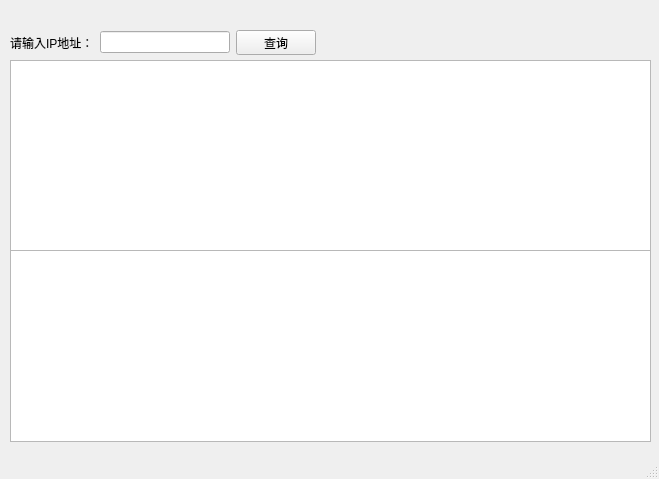
Old version of the form designer.ui in the repository hefeiqiuyu/python.
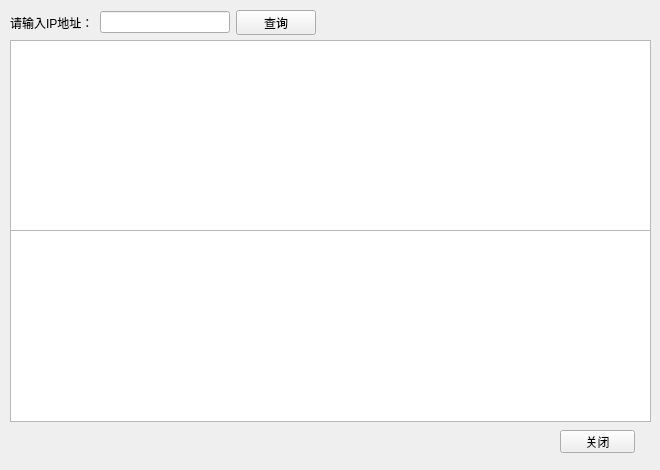
New version of the form.

Patch:
```diff
--- a/designer.ui
+++ b/designer.ui
@@ -6,10 +6,28 @@
    <rect>
     <x>0</x>
     <y>0</y>
-    <width>659</width>
-    <height>479</height>
+    <width>660</width>
+    <height>470</height>
    </rect>
   </property>
+  <property name="sizePolicy">
+   <sizepolicy hsizetype="Preferred" vsizetype="Preferred">
+    <horstretch>0</horstretch>
+    <verstretch>0</verstretch>
+   </sizepolicy>
+  </property>
+  <property name="minimumSize">
+   <size>
+    <width>660</width>
+    <height>470</height>
+   </size>
+  </property>
+  <property name="maximumSize">
+   <size>
+    <width>660</width>
+    <height>470</height>
+   </size>
+  </property>
   <property name="windowTitle">
    <string>IP地址查询</string>
   </property>
@@ -18,7 +36,7 @@
     <property name="geometry">
      <rect>
       <x>10</x>
-      <y>60</y>
+      <y>40</y>
       <width>641</width>
       <height>191</height>
      </rect>
@@ -28,17 +46,17 @@
     <property name="geometry">
      <rect>
       <x>10</x>
-      <y>250</y>
+      <y>230</y>
       <width>641</width>
       <height>192</height>
      </rect>
     </property>
    </widget>
-   <widget class="QWidget" name="">
+   <widget class="QWidget" name="layoutWidget">
     <property name="geometry">
      <rect>
       <x>10</x>
-      <y>30</y>
+      <y>10</y>
       <width>306</width>
       <height>25</height>
      </rect>
@@ -63,18 +81,20 @@
      </item>
     </layout>
    </widget>
+   <widget class="QPushButton" name="pushButton_2">
+    <property name="geometry">
+     <rect>
+      <x>560</x>
+      <y>430</y>
+      <width>75</width>
+      <height>23</height>
+     </rect>
+    </property>
+    <property name="text">
+     <string>关闭</string>
+    </property>
+   </widget>
   </widget>
-  <widget class="QMenuBar" name="menubar">
-   <property name="geometry">
-    <rect>
-     <x>0</x>
-     <y>0</y>
-     <width>659</width>
-     <height>23</height>
-    </rect>
-   </property>
-  </widget>
-  <widget class="QStatusBar" name="statusbar"/>
  </widget>
  <resources/>
  <connections/>
```
Left out of the diff: 22 changed lines with no effect on the pictures.
